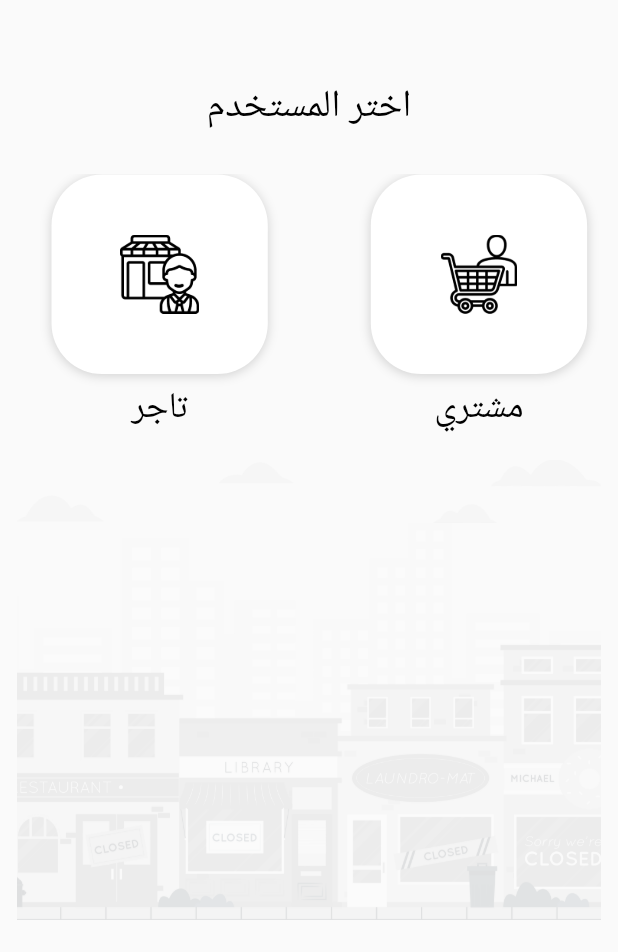
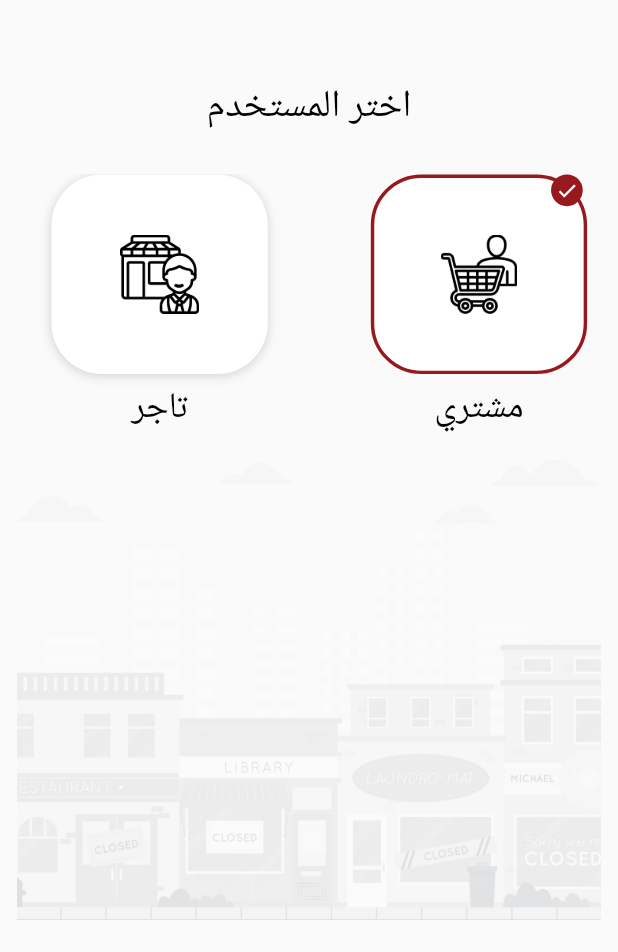
Before and after one commit to Mohamed-Salem7/Bazaar_app, a Flutter app: the ChooseUser screen opened directly, on a phone screen of 412 x 824 dp, the part 284-1236 px from its top. Run offline on Flutter 3.47's test engine with Material 2 defaults, Android fonts, the phone set to English and light mode, and no system bars; our stand-ins replace flutter_bloc, flutter_screenutil, get, google_fonts; missing offline and left inert: onboarding.

Commit message:
first-commit

```diff
--- a/lib/controller/Auth/cubit.dart
+++ b/lib/controller/Auth/cubit.dart
@@ -8,21 +8,18 @@ class AuthCubit extends Cubit<AuthState> {
 
   static AuthCubit get(context) => BlocProvider.of(context);
 
-  bool changeSelectUserSallers = false;
 
 
-  bool changeSelectUserCustomers = false;
 
-  void changeSelectUserSaller() {
-    changeSelectUserSallers = !changeSelectUserSallers;
+  bool changeSelectUser = false;
+
+  void changeSelectUsers() {
+    changeSelectUser = !changeSelectUser;
     emit(ChangeSelectUserSallerState());
-  }
-
-  void changeSelectUserCustomer() {
-    changeSelectUserCustomers = !changeSelectUserCustomers;
-    emit(ChangeSelectUserCustomerState());
   }
 
 
 
+
+
 }
--- a/lib/presntaion/layers/choose_user/choose_user_screen.dart
+++ b/lib/presntaion/layers/choose_user/choose_user_screen.dart
@@ -45,8 +45,7 @@ class ChooseUser extends StatelessWidget {
                           padding: EdgeInsets.symmetric(horizontal: 20.w),
                           child: GestureDetector(
                             onTap: () {
-                              if (index == 0) cubit.changeSelectUserSaller();
-                              if (index == 1) cubit.changeSelectUserCustomer();
+                              cubit.changeSelectUsers();
                             },
                             child: ChooseUserBody(
                               title: title[index],
--- a/lib/presntaion/layers/choose_user/widget/Choose_User.dart
+++ b/lib/presntaion/layers/choose_user/widget/Choose_User.dart
@@ -22,14 +22,11 @@ class ChooseUserBody extends StatelessWidget {
     return BlocConsumer<AuthCubit, AuthState>(
         listener: (context, state) {},
         builder: (context, state) {
-          var cubit = AuthCubit.get(context);
 
           return Column(
             children: [
-              if (index == 0)
-                ContainerSelectUser(image: image),
-              if (index == 1)
-                ContainerSelectUser(image: image),
+                ContainerSelectUser(image: image, index: index,),
+
               SizedBox(
                 height: 15.h,
               ),
--- a/lib/presntaion/layers/choose_user/widget/Container_Select_User.dart
+++ b/lib/presntaion/layers/choose_user/widget/Container_Select_User.dart
@@ -6,17 +6,21 @@ import 'package:flutter_bloc/flutter_bloc.dart';
 import 'package:flutter_screenutil/flutter_screenutil.dart';
 
 class ContainerSelectUser extends StatelessWidget {
-  const ContainerSelectUser({Key? key, required this.image}) : super(key: key);
-
+  const ContainerSelectUser(
+      {Key? key, required this.image, required this.index})
+      : super(key: key);
 
   final String image;
+  final int index;
+
   @override
   Widget build(BuildContext context) {
-    return BlocConsumer<AuthCubit,AuthState>(
+    return BlocConsumer<AuthCubit, AuthState>(
         builder: (context, state) {
           var cubit = AuthCubit.get(context);
           return Stack(
             children: [
+              if (index == 0)
                 Container(
                   alignment: Alignment.center,
                   width: 126.w,
@@ -24,13 +28,13 @@ class ContainerSelectUser extends StatelessWidget {
                   decoration: BoxDecoration(
                     borderRadius: BorderRadius.circular(32.r),
                     color: AppColor.white,
-                  border: cubit.changeSelectUserSallers
+                    border: cubit.changeSelectUser
                         ? Border.fromBorderSide(
                             BorderSide(color: AppColor.mainColor, width: 2.w))
                         : null,
                     boxShadow: [
                       BoxShadow(
-                      color: cubit.changeSelectUserSallers
+                        color: cubit.changeSelectUser
                             ? Colors.transparent
                             : AppColor.black.withOpacity(0.16.spMin),
                         offset: Offset(0.w, 1.h),
@@ -46,7 +50,37 @@ class ContainerSelectUser extends StatelessWidget {
                     width: 50.w,
                   ),
                 ),
-              if (cubit.changeSelectUserSallers)
+              if (index == 1)
+                Container(
+                  alignment: Alignment.center,
+                  width: 126.w,
+                  height: 126.h,
+                  decoration: BoxDecoration(
+                    borderRadius: BorderRadius.circular(32.r),
+                    color: AppColor.white,
+                    border: !cubit.changeSelectUser
+                        ? Border.fromBorderSide(
+                            BorderSide(color: AppColor.mainColor, width: 2.w))
+                        : null,
+                    boxShadow: [
+                      BoxShadow(
+                        color: !cubit.changeSelectUser
+                            ? Colors.transparent
+                            : AppColor.black.withOpacity(0.16.spMin),
+                        offset: Offset(0.w, 1.h),
+                        blurRadius: 5.r,
+                      ),
+                    ],
+                  ),
+                  child: Image(
+                    image: AssetImage(
+                      image,
+                    ),
+                    height: 50.h,
+                    width: 50.w,
+                  ),
+                ),
+              if ((cubit.changeSelectUser && index ==0) ||(!cubit.changeSelectUser && index ==1) )
                 PositionedDirectional(
                   start: 105.w,
                   child: CircleAvatar(
```
Lines whose indentation alone changed are shown as unchanged.
